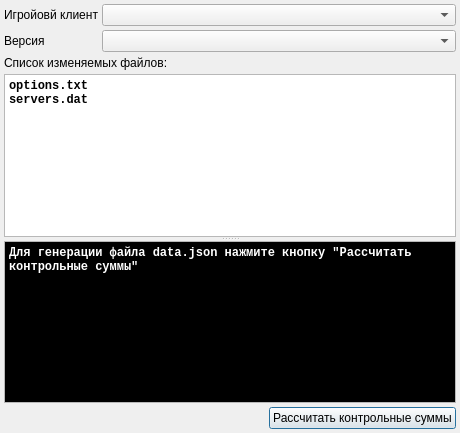
First picture: the form in checkoutdialog.ui, repository dngulin/ttyhlauncher, before the edit.
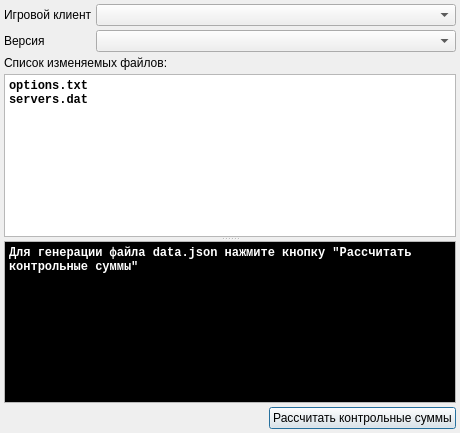
Second picture: the form after the edit.

Diff of the .ui file:
```diff
--- a/checkoutdialog.ui
+++ b/checkoutdialog.ui
@@ -37,7 +37,7 @@
      <item row="0" column="0">
       <widget class="QLabel" name="clientLabel">
        <property name="text">
-        <string>Игройовй клиент</string>
+        <string>Игровой клиент</string>
        </property>
       </widget>
      </item>
```
